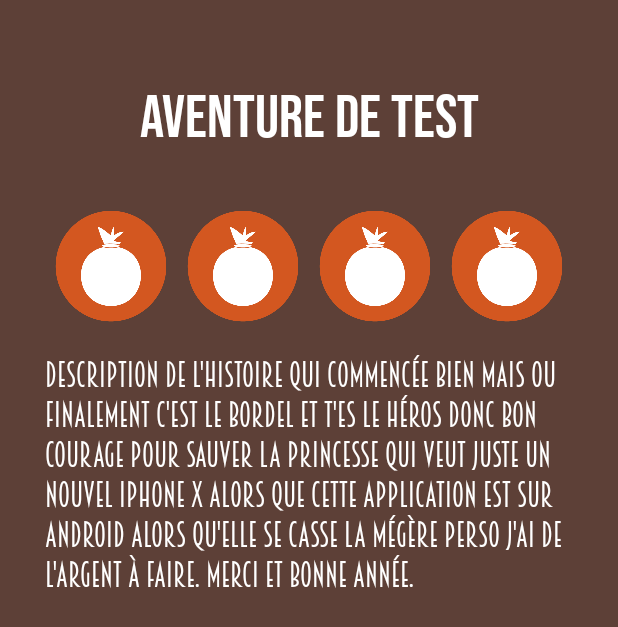
After one commit to R0mainB/LIYA, an Android app: the DetailAventureActivity screen opened directly, with no data from a screen before it, on a phone screen of 412 x 824 dp. The commit adds this screen. Shown: the top 627 px of the screen. Run offline under Robolectric (Android 15) with nearby library versions, the phone set to English and light mode, and no system bars.

Commit message:
Ajout écran aventure et gestion du design dans une classe

```diff
--- a/app/src/main/AndroidManifest.xml
+++ b/app/src/main/AndroidManifest.xml
@@ -18,7 +18,8 @@
         </activity>
         <activity android:name=".ecran.ActionActivity" />
         <activity android:name=".ecran.CombatActivity" />
-        <activity android:name=".ecran.SelectionAventureActivity"></activity>
+        <activity android:name=".ecran.SelectionAventureActivity" />
+        <activity android:name=".ecran.DetailAventureActivity" />
     </application>
 
 </manifest>
--- /dev/null
+++ b/app/src/main/java/adventure/liya/mgr/com/liya/ecran/DetailAventureActivity.java
@@ -0,0 +1,30 @@
+package adventure.liya.mgr.com.liya.ecran;
+
+import android.content.res.Configuration;
+import android.support.v7.app.AppCompatActivity;
+import android.os.Bundle;
+import android.view.View;
+import android.widget.ImageView;
+import android.widget.LinearLayout;
+
+import adventure.liya.mgr.com.liya.R;
+import adventure.liya.mgr.com.liya.tools.GestionEcran;
+
+public class DetailAventureActivity extends AppCompatActivity {
+
+    @Override
+    protected void onCreate(Bundle savedInstanceState) {
+        super.onCreate(savedInstanceState);
+        setContentView(R.layout.activity_detail_aventure);
+    }
+
+    @Override
+    protected void onResume() {
+        super.onResume();
+
+        // Gestion du design
+        GestionEcran gestionEcran = new GestionEcran(this, DetailAventureActivity.this);
+        gestionEcran.designDetailAventure();
+
+    }
+}
--- /dev/null
+++ b/app/src/main/java/adventure/liya/mgr/com/liya/tools/GestionEcran.java
@@ -0,0 +1,58 @@
+package adventure.liya.mgr.com.liya.tools;
+
+import android.app.Activity;
+import android.content.Context;
+import android.content.Intent;
+import android.content.res.Configuration;
+import android.view.View;
+import android.widget.ImageButton;
+import android.widget.ImageView;
+import android.widget.LinearLayout;
+import android.widget.TextView;
+
+import adventure.liya.mgr.com.liya.R;
+import adventure.liya.mgr.com.liya.ecran.AccueilActivity;
+import adventure.liya.mgr.com.liya.ecran.DetailAventureActivity;
+
+public class GestionEcran {
+
+    private Context context;
+    private Activity activity;
+
+    public GestionEcran(Context context, Activity activity) {
+        this.context = context;
+        this.activity = activity;
+    }
+
+    public void designAccueil() {
+
+        LinearLayout espace = activity.findViewById(R.id.espace_portrait);
+
+        if (context.getResources().getConfiguration().orientation == Configuration.ORIENTATION_LANDSCAPE) {
+            espace.setVisibility(View.GONE);
+        } else {
+            espace.setVisibility(View.VISIBLE);
+        }
+
+    }
+
+    public void designDetailAventure() {
+        ImageView hero1 = activity.findViewById(R.id.hero1);
+        ImageView hero2 = activity.findViewById(R.id.hero2);
+        ImageView hero3 = activity.findViewById(R.id.hero3);
+        ImageView hero4 = activity.findViewById(R.id.hero4);
+
+        if (context.getResources().getConfiguration().orientation == Configuration.ORIENTATION_LANDSCAPE) {
+            hero1.setPadding(0,0,0,0);
+            hero2.setPadding(0,0,0,0);
+            hero3.setPadding(0,0,0,0);
+            hero4.setPadding(0,0,0,0);
+        } else {
+            hero1.setPadding(10,10,10,10);
+            hero2.setPadding(10,10,10,10);
+            hero3.setPadding(10,10,10,10);
+            hero4.setPadding(10,10,10,10);
+        }
+    }
+
+}
--- /dev/null
+++ b/app/src/main/res/layout/activity_detail_aventure.xml
@@ -0,0 +1,66 @@
+<?xml version="1.0" encoding="utf-8"?>
+<LinearLayout
+    android:layout_width="match_parent"
+    android:layout_height="match_parent"
+    android:background="@color/backgroundApp"
+    android:orientation="vertical"
+    android:padding="30dp"
+    xmlns:android="http://schemas.android.com/apk/res/android">
+
+    <TextView
+        android:layout_width="match_parent"
+        android:layout_height="wrap_content"
+        style="@style/TitreAppli"
+        android:text="Aventure de test"
+        android:gravity="center"
+        android:layout_weight="1"/>
+
+    <LinearLayout
+        android:layout_width="match_parent"
+        android:layout_height="0dp"
+        android:orientation="horizontal"
+        android:layout_weight="2">
+
+        <ImageView
+            android:id="@+id/hero1"
+            android:layout_width="0dp"
+            android:layout_height="wrap_content"
+            android:layout_weight="1"
+            android:src="@drawable/voleur_01"
+            android:scaleType="fitCenter"/>
+
+        <ImageView
+            android:id="@+id/hero2"
+            android:layout_width="0dp"
+            android:layout_height="wrap_content"
+            android:layout_weight="1"
+            android:src="@drawable/voleur_01"
+            android:scaleType="fitCenter"/>
+
+        <ImageView
+            android:id="@+id/hero3"
+            android:layout_width="0dp"
+            android:layout_height="wrap_content"
+            android:layout_weight="1"
+            android:src="@drawable/voleur_01"
+            android:scaleType="fitCenter"/>
+
+        <ImageView
+            android:id="@+id/hero4"
+            android:layout_width="0dp"
+            android:layout_height="wrap_content"
+            android:layout_weight="1"
+            android:src="@drawable/voleur_01"
+            android:scaleType="fitCenter"/>
+
+    </LinearLayout>
+
+    <TextView
+        android:layout_width="match_parent"
+        android:layout_height="wrap_content"
+        android:text="Description de l'histoire qui commencée bien mais ou finalement c'est le bordel et t'es le héros donc bon courage pour sauver la princesse qui veut juste un nouvel iphone X alors que cette application est sur android alors qu'elle se casse la mégère perso j'ai de l'argent à faire. Merci et bonne année."
+        style="@style/TexteAppli"
+        android:paddingTop="10dp"
+        android:layout_weight="8"/>
+
+</LinearLayout>
--- a/app/src/main/res/values/strings.xml
+++ b/app/src/main/res/values/strings.xml
@@ -11,4 +11,7 @@
     <string name="text_btnAction_3">btnAction3</string>
     <string name="text_btnAction_4">btnAction4</string>
     <string name="sigle_app">LIYA</string>
+    <string name="quitter_jeu">Cliquer pour quitter le jeu.</string>
+    <string name="continuer_jeu">CLiquer pour continuer une partie.</string>
+    <string name="nouveau_jeu">Cliquer pour commencer une nouvelle partie.</string>
 </resources>
--- a/app/src/main/res/values/styles.xml
+++ b/app/src/main/res/values/styles.xml
@@ -10,9 +10,15 @@
     </style>
 
     <style name="TitreAppli">
-        <item name="android:fontFamily">@font/the_blacksmith</item>
+        <item name="android:fontFamily">@font/bebasneue_regular</item>
         <item name="android:textSize">40sp</item>
-        <item name="android:textColor">#1E88E5</item>
+        <item name="android:textColor">#ffffff</item>
+    </style>
+
+    <style name="TexteAppli">
+        <item name="android:fontFamily">@font/breamcatcher</item>
+        <item name="android:textSize">22sp</item>
+        <item name="android:textColor">#ffffff</item>
     </style>
 
 </resources>
```
Also changed, not shown: app/src/main/java/adventure/liya/mgr/com/liya/ecran/AccueilActivity.java (+22 -6 lines), app/src/main/res/layout/activity_accueil.xml (+8 -2 lines), app/src/main/res/drawable/heros/voleur-01.png (added), app/src/main/res/drawable/voleur_01.png (added), app/src/main/res/font/bebasneue_regular.otf (added), app/src/main/res/font/breamcatcher.ttf (added).
